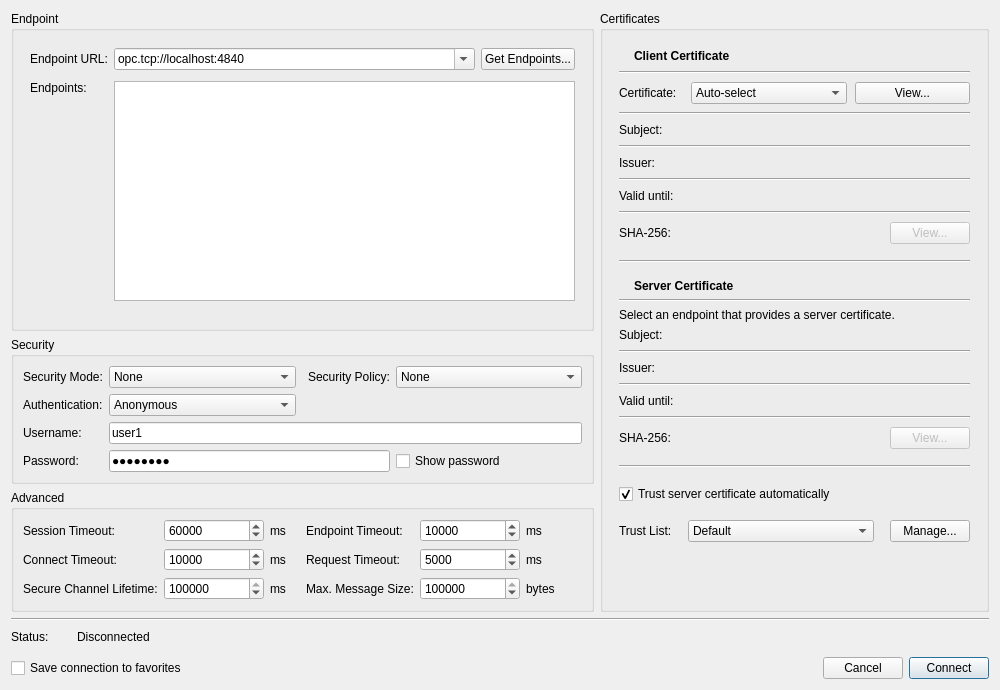
Qt form src/dialogs/connectiondialog.ui (sanny32/OpenUaExplorer) before a commit.
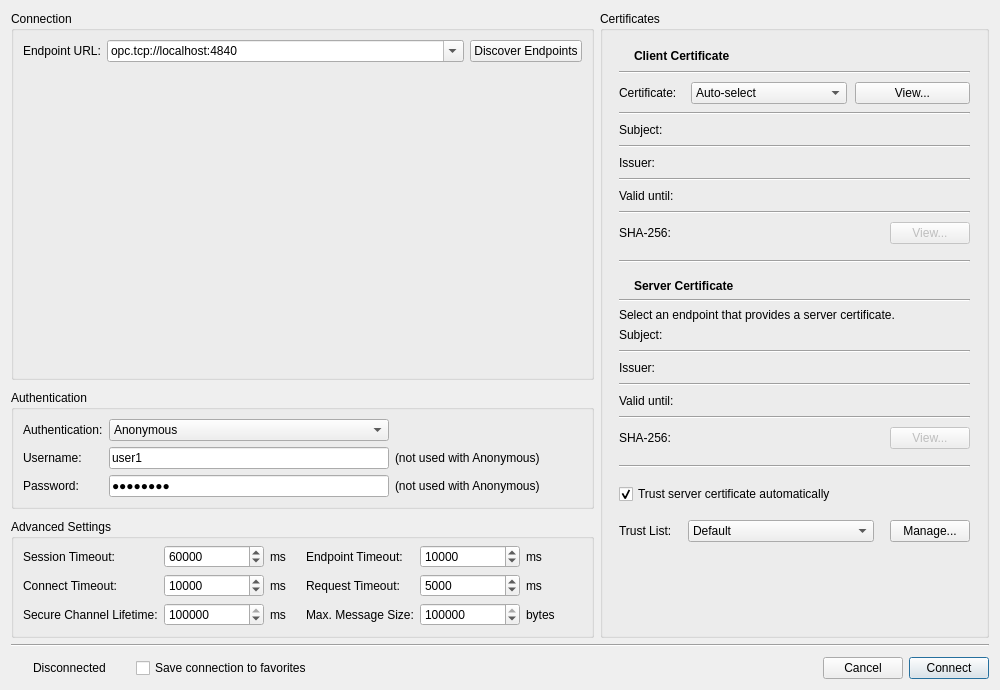
The same form after that commit. Icons and pictures are not drawn. Custom widgets are drawn as their Qt base class.

Commit message: feat: Enhance endpoint discovery with new UI components and security features

The edit to the form file:
```diff
--- a/src/dialogs/connectiondialog.ui
+++ b/src/dialogs/connectiondialog.ui
@@ -13,7 +13,7 @@
   <property name="minimumSize">
    <size>
      <width>1000</width>
-    <height>0</height>
+    <height>620</height>
    </size>
   </property>
   <property name="windowTitle">
@@ -28,36 +28,30 @@
      <layout class="QHBoxLayout" name="horizontalLayout_9" stretch="3,2">
      <item>
       <layout class="QVBoxLayout" name="verticalLayout">
+       <property name="spacing">
+        <number>10</number>
+       </property>
        <item>
-        <widget class="QGroupBox" name="endpointGroupBox">
+        <widget class="QGroupBox" name="connectionGroupBox">
+         <property name="sizePolicy">
+          <sizepolicy hsizetype="Preferred" vsizetype="Expanding">
+           <horstretch>0</horstretch>
+           <verstretch>1</verstretch>
+          </sizepolicy>
+         </property>
          <property name="title">
-          <string>Endpoint</string>
+          <string>Connection</string>
          </property>
-          <layout class="QFormLayout" name="formLayout">
-           <property name="fieldGrowthPolicy">
-            <enum>QFormLayout::FieldGrowthPolicy::AllNonFixedFieldsGrow</enum>
-           </property>
-           <property name="leftMargin">
-            <number>16</number>
-           </property>
-           <property name="topMargin">
-            <number>12</number>
-           </property>
-           <property name="rightMargin">
-            <number>16</number>
-           </property>
-           <property name="bottomMargin">
-            <number>20</number>
-           </property>
-          <item row="0" column="0">
+         <layout class="QVBoxLayout" name="connectionLayout">
+          <item>
+           <layout class="QHBoxLayout" name="horizontalLayout">
+            <item>
            <widget class="QLabel" name="endpointUrlLabel">
             <property name="text">
              <string>Endpoint URL:</string>
             </property>
            </widget>
           </item>
-          <item row="0" column="1">
-           <layout class="QHBoxLayout" name="horizontalLayout">
             <item>
              <widget class="QComboBox" name="discoveryUrlComboBox">
                <property name="sizePolicy">
@@ -85,108 +79,105 @@
             <item>
              <widget class="ThemedPushButton" name="getEndpointsButton">
               <property name="text">
-               <string>Get Endpoints...</string>
+               <string>Discover Endpoints</string>
               </property>
              </widget>
             </item>
            </layout>
           </item>
-          <item row="1" column="0">
-           <widget class="QLabel" name="endpointLabel">
-            <property name="text">
-             <string>Endpoints:</string>
-            </property>
-            <property name="alignment">
-             <set>Qt::AlignLeading|Qt::AlignLeft|Qt::AlignTop</set>
-            </property>
-           </widget>
-          </item>
-          <item row="1" column="1">
-           <widget class="QListView" name="endpointListWidget">
+          <item>
+           <widget class="EndpointDiscoveryWidget" name="endpointsWidget" native="true">
             <property name="sizePolicy">
              <sizepolicy hsizetype="Expanding" vsizetype="Expanding">
               <horstretch>1</horstretch>
               <verstretch>1</verstretch>
              </sizepolicy>
             </property>
-            <property name="minimumSize">
-             <size>
-              <width>300</width>
-              <height>170</height>
-             </size>
-            </property>
-            <property name="maximumSize">
-             <size>
-              <width>16777215</width>
-              <height>220</height>
-             </size>
-            </property>
-            <property name="alternatingRowColors">
-             <bool>true</bool>
-            </property>
-            <property name="horizontalScrollBarPolicy">
-             <enum>Qt::ScrollBarAlwaysOff</enum>
-            </property>
-            <property name="uniformItemSizes">
-             <bool>true</bool>
-            </property>
            </widget>
           </item>
          </layout>
         </widget>
        </item>
        <item>
-        <widget class="QGroupBox" name="securityGroupBox">
-         <property name="sizePolicy">
-          <sizepolicy hsizetype="Preferred" vsizetype="Preferred">
-           <horstretch>0</horstretch>
-           <verstretch>0</verstretch>
-          </sizepolicy>
-         </property>
+        <widget class="QGroupBox" name="authenticationGroupBox">
          <property name="title">
-          <string>Security</string>
+          <string>Authentication</string>
          </property>
-          <layout class="QGridLayout" name="gridLayout_2" columnstretch="0,1,0,0,1">
-          <item row="1" column="0">
+         <layout class="QGridLayout" name="authenticationLayout" columnstretch="0,0,0,1">
+          <item row="0" column="0">
            <widget class="QLabel" name="authenticationLabel">
             <property name="text">
              <string>Authentication:</string>
             </property>
            </widget>
           </item>
-          <item row="2" column="0">
+          <item row="0" column="1">
+           <widget class="QComboBox" name="authenticationComboBox">
+            <property name="minimumSize">
+             <size>
+              <width>280</width>
+              <height>0</height>
+             </size>
+            </property>
+            <item>
+             <property name="text">
+              <string>Anonymous</string>
+             </property>
+            </item>
+            <item>
+             <property name="text">
+              <string>Username/Password</string>
+             </property>
+            </item>
+            <item>
+             <property name="text">
+              <string>Certificate</string>
+             </property>
+            </item>
+           </widget>
+          </item>
+          <item row="1" column="0">
            <widget class="QLabel" name="usernameLabel">
             <property name="text">
              <string>Username:</string>
             </property>
            </widget>
           </item>
-          <item row="0" column="3">
-           <widget class="QLabel" name="securityPolicyLabel">
-            <property name="text">
-             <string>Security Policy:</string>
-            </property>
-            <property name="alignment">
-             <set>Qt::AlignRight|Qt::AlignTrailing|Qt::AlignVCenter</set>
-            </property>
-           </widget>
-          </item>
-           <item row="2" column="1" colspan="4">
+          <item row="1" column="1">
            <widget class="QLineEdit" name="usernameEdit">
+            <property name="minimumSize">
+             <size>
+              <width>280</width>
+              <height>0</height>
+             </size>
+            </property>
             <property name="text">
              <string>user1</string>
             </property>
            </widget>
           </item>
-          <item row="3" column="0">
+          <item row="1" column="2">
+           <widget class="QLabel" name="usernameHintLabel">
+            <property name="text">
+             <string>(not used with Anonymous)</string>
+            </property>
+           </widget>
+          </item>
+          <item row="2" column="0">
            <widget class="QLabel" name="passwordLabel">
             <property name="text">
              <string>Password:</string>
             </property>
            </widget>
           </item>
-           <item row="3" column="1" colspan="3">
+          <item row="2" column="1">
            <widget class="QLineEdit" name="passwordEdit">
+            <property name="minimumSize">
+             <size>
+              <width>280</width>
+              <height>0</height>
+             </size>
+            </property>
             <property name="text">
              <string>password</string>
             </property>
@@ -195,86 +186,49 @@
             </property>
            </widget>
           </item>
-          <item row="0" column="0">
-           <widget class="QLabel" name="securityModeLabel">
+          <item row="2" column="2">
+           <widget class="QLabel" name="passwordHintLabel">
             <property name="text">
-             <string>Security Mode:</string>
+             <string>(not used with Anonymous)</string>
             </property>
            </widget>
           </item>
-          <item row="3" column="4">
-           <widget class="QCheckBox" name="showPasswordCheckBox">
-            <property name="text">
-             <string>Show password</string>
-            </property>
-           </widget>
-          </item>
-          <item row="0" column="4">
-           <widget class="QComboBox" name="securityPolicyComboBox">
-            <item>
-             <property name="text">
-              <string>None</string>
-             </property>
-            </item>
-            <item>
-             <property name="text">
-              <string>Basic256Sha256</string>
-             </property>
-            </item>
-            <item>
-             <property name="text">
-              <string>Basic256</string>
-             </property>
-            </item>
-           </widget>
-          </item>
-           <item row="1" column="1">
-           <widget class="QComboBox" name="authenticationComboBox">
-            <item>
-             <property name="text">
-              <string>Anonymous</string>
-             </property>
-            </item>
-            <item>
-             <property name="text">
-              <string>Username/Password</string>
-             </property>
-            </item>
-            <item>
-             <property name="text">
-              <string>Certificate</string>
-             </property>
-            </item>
-           </widget>
-          </item>
-           <item row="0" column="1">
-           <widget class="QComboBox" name="securityModeComboBox">
-            <item>
-             <property name="text">
-              <string>None</string>
-             </property>
-            </item>
-            <item>
-             <property name="text">
-              <string>Sign</string>
-             </property>
-            </item>
-            <item>
-             <property name="text">
-              <string>Sign &amp; Encrypt</string>
-             </property>
-            </item>
-           </widget>
-          </item>
          </layout>
         </widget>
        </item>
        <item>
         <widget class="QGroupBox" name="advancedGroupBox">
          <property name="title">
-          <string>Advanced</string>
+          <string>Advanced Settings</string>
          </property>
+         <layout class="QVBoxLayout" name="advancedLayout">
+          <property name="leftMargin">
+           <number>0</number>
+          </property>
+          <property name="topMargin">
+           <number>0</number>
+          </property>
+          <property name="rightMargin">
+           <number>0</number>
+          </property>
+          <property name="bottomMargin">
+           <number>0</number>
+          </property>
+          <item>
+           <widget class="QWidget" name="advancedContent" native="true">
           <layout class="QHBoxLayout" name="horizontalLayout_8" stretch="1,1">
+             <property name="leftMargin">
+              <number>9</number>
+             </property>
+             <property name="topMargin">
+              <number>6</number>
+             </property>
+             <property name="rightMargin">
+              <number>9</number>
+             </property>
+             <property name="bottomMargin">
+              <number>9</number>
+             </property>
           <item>
            <layout class="QFormLayout" name="formLayout_3">
             <property name="rowWrapPolicy">
@@ -575,6 +529,9 @@
         </widget>
        </item>
       </layout>
+        </widget>
+       </item>
+      </layout>
      </item>
      <item>
       <widget class="QGroupBox" name="certificatesPanel">
@@ -1363,23 +1320,13 @@
     </widget>
    </item>
    <item>
-    <layout class="QHBoxLayout" name="statusLayout">
+    <layout class="QHBoxLayout" name="bottomLayout">
      <property name="spacing">
       <number>6</number>
      </property>
      <property name="topMargin">
-      <number>0</number>
+      <number>4</number>
      </property>
-     <property name="bottomMargin">
-      <number>0</number>
-     </property>
-     <item>
-      <widget class="QLabel" name="statusTitleLabel">
-       <property name="text">
-        <string>Status:</string>
-       </property>
-      </widget>
-     </item>
      <item>
       <widget class="ThemedIconLabel" name="statusIconLabel">
        <property name="minimumSize">
@@ -1410,25 +1357,21 @@
       </widget>
      </item>
      <item>
-      <spacer name="statusSpacer">
+      <spacer name="statusGapSpacer">
        <property name="orientation">
         <enum>Qt::Horizontal</enum>
        </property>
+       <property name="sizeType">
+        <enum>QSizePolicy::Fixed</enum>
+       </property>
        <property name="sizeHint" stdset="0">
         <size>
-         <width>40</width>
+         <width>24</width>
          <height>20</height>
         </size>
        </property>
       </spacer>
      </item>
-    </layout>
-   </item>
-   <item>
-    <layout class="QHBoxLayout" name="bottomLayout">
-     <property name="topMargin">
-      <number>4</number>
-     </property>
      <item>
       <widget class="QCheckBox" name="saveFavoriteCheckBox">
        <property name="text">
@@ -1486,6 +1429,12 @@
    <extends>QLabel</extends>
    <header>widgets/themediconlabel.h</header>
   </customwidget>
+  <customwidget>
+   <class>EndpointDiscoveryWidget</class>
+   <extends>QWidget</extends>
+   <header>widgets/endpointdiscoverywidget.h</header>
+   <container>1</container>
+  </customwidget>
  </customwidgets>
  <tabstops>
   <tabstop>discoveryUrlComboBox</tabstop>
```
Left out of the diff: 5 changed lines with no effect on the pictures. Lines whose indentation alone changed are shown as unchanged. The commit also changes 13 other files.
